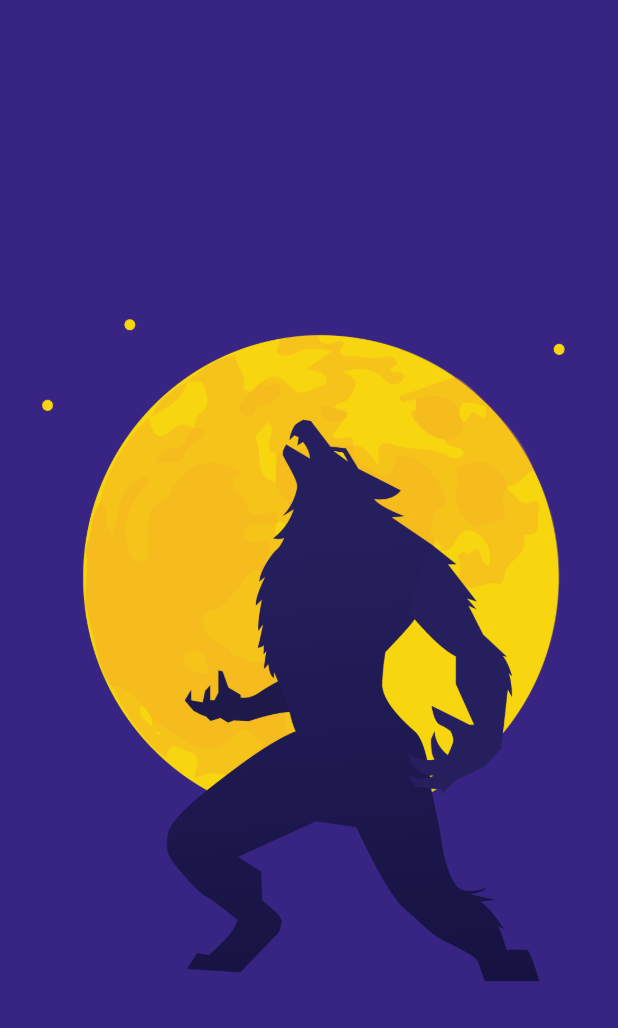
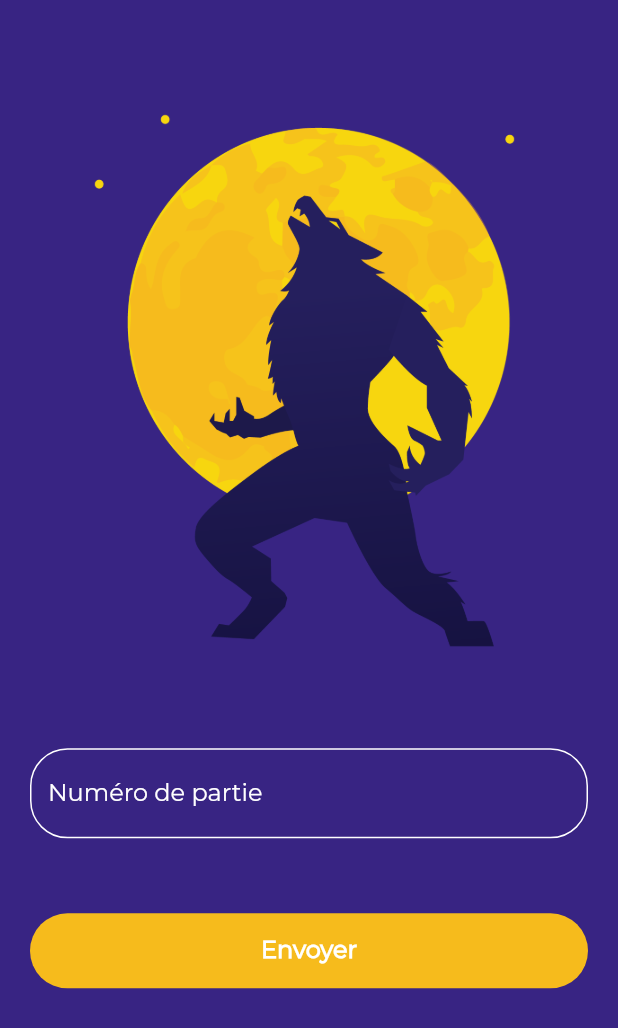
Before and after one commit to AnthonyDeletre/Alexa-Loup-Garou, a Flutter app: the screen it shows after launch, on a phone screen of 412 x 824 dp. Shown: the top 1028 px of the screen. Run offline on Flutter 3.47's test engine with Material 2 defaults, Android fonts, the phone set to English and light mode, and no system bars.

Commit message:
début de login screen

```diff
--- a/Flutter_loup_garou/lib/pages/loginScreen.dart
+++ b/Flutter_loup_garou/lib/pages/loginScreen.dart
@@ -8,18 +8,103 @@ class LoginScreen extends StatefulWidget {
 
 class _LoginScreenState extends State<LoginScreen> {
 
+  final _formKey = GlobalKey<FormState>();
+
   @override
   Widget build(BuildContext context){
     return Scaffold(
       backgroundColor: Color.fromRGBO(56, 36, 131, 1.0),
       body: Container(
-        decoration: BoxDecoration(
-          image: DecorationImage(
-            image: AssetImage("assets/images/background.png"),
-            fit: BoxFit.cover,
-          ),
-        ),
-        //child: TODO
+        child: ListView(
+          children: <Widget>[
+            Row(
+            children: <Widget>[
+              Expanded(
+                flex: 1,
+                child: Column(
+                  mainAxisAlignment: MainAxisAlignment.center,
+                  children: <Widget>[
+                    Container(
+                      padding: EdgeInsets.only(left: 20.0, right: 20.0, top: 20.0),
+                      child: Column(
+                        crossAxisAlignment: CrossAxisAlignment.start,
+                        children: <Widget>[
+                          Image(
+                            image: AssetImage("assets/images/background.png"),
+                            fit: BoxFit.cover
+                          ),
+                          SizedBox(height: 50.0),
+                          Form(
+                            key: _formKey,
+                            child: Column(
+                              crossAxisAlignment: CrossAxisAlignment.start,
+                              children: <Widget>[
+                                TextFormField(
+                                  decoration: InputDecoration(
+                                    labelText: 'Numéro de partie',
+                                    labelStyle: TextStyle(
+                                      color: Colors.white
+                                    ),
+                                    fillColor: Colors.white,
+                                    enabledBorder: OutlineInputBorder(
+                                      borderSide: BorderSide(color: Colors.white, width: 1.0),
+                                      borderRadius: BorderRadius.circular(25.0),
+                                    ),
+                                    focusedBorder: OutlineInputBorder(
+                                      borderSide: BorderSide(color: Colors.white, width: 1.0),
+                                      borderRadius: BorderRadius.circular(25.0),
+                                    ),
+                                  ),
+                                  validator: (value) {
+                                    if (value.isEmpty) {
+                                      return 'Veuillez entrer un numéro de partie';
+                                    }
+                                    return null;
+                                  },
+                                ),
+                                SizedBox(height: 50.0),
+                                FadeInState(
+                                child: Container(
+                                  decoration: BoxDecoration(
+                                    borderRadius: BorderRadius.circular(50),
+                                    color:  Color.fromRGBO(246, 187, 28, 1.0),
+                                  ),
+                                  height: 50.0,
+                                  child: InkWell(
+                                    onTap: () {
+                                      if (_formKey.currentState.validate()) {
+                                        Scaffold.of(context).showSnackBar(SnackBar(content: Text('Recherche de la partie')));
+                                      }
+                                    },
+                                    child: Padding(
+                                      padding: EdgeInsets.all(10),
+                                      child: Center(
+                                        child: Text(
+                                          'Envoyer',
+                                          style: TextStyle(
+                                            color: Colors.white,
+                                            fontSize: 16,
+                                            fontWeight: FontWeight.bold
+                                          ),
+                                        ),
+                                      )
+                                    )
+                                  )
+                                ),
+                              ),
+                              ],
+                            ),
+                          ),
+                        ],
+                      ),
+                    ),
+                  ],
+                )
+              )
+            ],
+          )
+          ],
+        )
       ),
     );
   }
```
Also changed, not shown: Flutter_loup_garou/assets/images/background.png.
